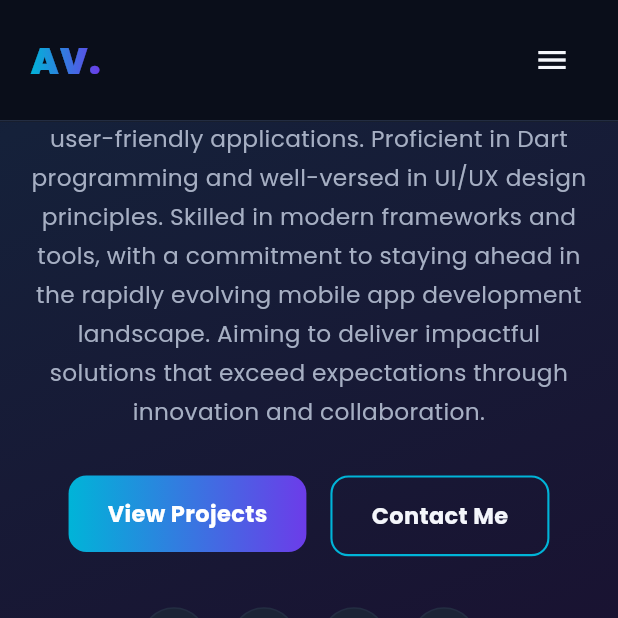
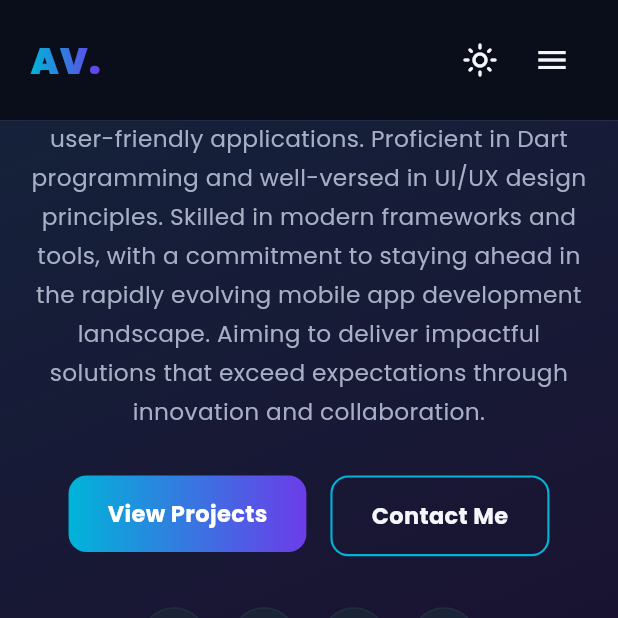
Before and after one commit to Aji46/Ajilesh_V_, a Flutter app: the screen it shows after launch, scrolled down 576 dp, on a phone screen of 412 x 824 dp, the top half of it. Run offline on Flutter 3.47's test engine with Material 3 defaults, Android fonts, the phone set to English and light mode, and no system bars; our stand-ins replace animate_do, font_awesome_flutter, google_fonts, visibility_detector.

Commit message:
fixed all

```diff
--- a/lib/controllers/theme_provider.dart
+++ b/lib/controllers/theme_provider.dart
@@ -1,4 +1,5 @@
 import 'package:flutter/material.dart';
+import '../utils/app_colors.dart';
 
 /// CONTROLLER LAYER
 /// Handles the light/dark theme toggle shown in the navbar.
@@ -8,8 +9,13 @@ class ThemeProvider extends ChangeNotifier {
   bool _isDark = true;
   bool get isDark => _isDark;
 
+  ThemeProvider() {
+    AppColors.setDarkMode(_isDark);
+  }
+
   void toggleTheme() {
     _isDark = !_isDark;
+    AppColors.setDarkMode(_isDark);
     notifyListeners();
   }
 }
--- a/lib/main.dart
+++ b/lib/main.dart
@@ -21,11 +21,17 @@ class AjileshPortfolioApp extends StatelessWidget {
         ChangeNotifierProvider(create: (_) => NavProvider()),
         ChangeNotifierProvider(create: (_) => ThemeProvider()),
       ],
-      child: MaterialApp(
-        title: 'Ajilesh V | Portfolio',
-        debugShowCheckedModeBanner: false,
-        theme: AppTheme.darkTheme,
-        home: const HomeView(),
+      child: Consumer<ThemeProvider>(
+        builder: (context, themeProvider, _) {
+          return MaterialApp(
+            title: 'Ajilesh V | Portfolio',
+            debugShowCheckedModeBanner: false,
+            theme: AppTheme.lightTheme,
+            darkTheme: AppTheme.darkTheme,
+            themeMode: themeProvider.isDark ? ThemeMode.dark : ThemeMode.light,
+            home: const HomeView(),
+          );
+        },
       ),
     );
   }
--- a/lib/utils/app_colors.dart
+++ b/lib/utils/app_colors.dart
@@ -5,24 +5,28 @@ import 'package:flutter/material.dart';
 class AppColors {
   AppColors._();
 
-  static const Color background = Color(0xFF0A0E1A);
-  static const Color surface = Color(0xFF121826);
-  static const Color surfaceLight = Color(0xFF1B2436);
+  static bool _dark = true;
+
+  static Color get background => _dark ? const Color(0xFF0A0E1A) : const Color(0xFFF5F7FB);
+  static Color get surface => _dark ? const Color(0xFF121826) : Colors.white;
+  static Color get surfaceLight => _dark ? const Color(0xFF1B2436) : const Color(0xFFEAF0F8);
 
   static const Color primary = Color(0xFF00B4D8);
   static const Color secondary = Color(0xFF6C3CE9);
   static const Color accent = Color(0xFF00F5A0);
 
-  static const Color textPrimary = Color(0xFFF4F6FB);
-  static const Color textSecondary = Color(0xFFA6AFC3);
-  static const Color textMuted = Color(0xFF6C7688);
+  static Color get textPrimary => _dark ? const Color(0xFFF4F6FB) : const Color(0xFF172033);
+  static Color get textSecondary => _dark ? const Color(0xFFA6AFC3) : const Color.fromARGB(255, 23, 27, 34);
+  static Color get textMuted => _dark ? const Color(0xFF6C7688) : const Color.fromARGB(255, 38, 44, 53);
 
-  static const Color divider = Color(0xFF232D42);
+  static Color get divider => _dark ? const Color(0xFF232D42) : const Color(0xFFD9E0EC);
 
-  static const LinearGradient heroGradient = LinearGradient(
+  static LinearGradient get heroGradient => LinearGradient(
     begin: Alignment.topLeft,
     end: Alignment.bottomRight,
-    colors: [Color(0xFF0A0E1A), Color(0xFF15213A), Color(0xFF1A1030)],
+    colors: _dark
+        ? const [Color(0xFF0A0E1A), Color(0xFF15213A), Color(0xFF1A1030)]
+        : const [Color(0xFFF5F7FB), Color(0xFFE5F5FA), Color(0xFFF0EAFB)],
   );
 
   static const LinearGradient accentGradient = LinearGradient(
@@ -31,9 +35,13 @@ class AppColors {
     colors: [primary, secondary],
   );
 
-  static const LinearGradient cardGradient = LinearGradient(
+  static LinearGradient get cardGradient => LinearGradient(
     begin: Alignment.topLeft,
     end: Alignment.bottomRight,
     colors: [surfaceLight, surface],
   );
+
+  static void setDarkMode(bool value) {
+    _dark = value;
+  }
 }
--- a/lib/utils/app_theme.dart
+++ b/lib/utils/app_theme.dart
@@ -4,6 +4,31 @@ import 'app_colors.dart';
 
 class AppTheme {
   AppTheme._();
+
+  static ThemeData get lightTheme {
+    final base = ThemeData.light(useMaterial3: true);
+    final textTheme = GoogleFonts.poppinsTextTheme(base.textTheme).apply(
+      bodyColor: const Color(0xFF172033),
+      displayColor: const Color(0xFF172033),
+    );
+
+    return base.copyWith(
+      scaffoldBackgroundColor: const Color(0xFFF5F7FB),
+      textTheme: textTheme,
+      colorScheme: base.colorScheme.copyWith(
+        primary: AppColors.primary,
+        secondary: AppColors.secondary,
+        surface: Colors.white,
+      ),
+      splashColor: AppColors.primary.withValues(alpha: 0.12),
+      highlightColor: Colors.transparent,
+      dividerColor: const Color(0xFFD9E0EC),
+      appBarTheme: const AppBarTheme(
+        backgroundColor: Colors.transparent,
+        elevation: 0,
+      ),
+    );
+  }
 
   static ThemeData get darkTheme {
     final base = ThemeData.dark(useMaterial3: true);
@@ -20,7 +45,7 @@ class AppTheme {
         secondary: AppColors.secondary,
         surface: AppColors.surface,
       ),
-      splashColor: AppColors.primary.withOpacity(0.15),
+      splashColor: AppColors.primary.withValues(alpha: 0.15),
       highlightColor: Colors.transparent,
       dividerColor: AppColors.divider,
       appBarTheme: const AppBarTheme(
--- a/lib/views/home_view.dart
+++ b/lib/views/home_view.dart
@@ -3,6 +3,7 @@ import 'package:flutter/material.dart';
 import 'package:provider/provider.dart';
 import 'package:visibility_detector/visibility_detector.dart';
 import '../controllers/nav_provider.dart';
+import '../controllers/theme_provider.dart';
 import 'widgets/navbar_widget.dart';
 import 'widgets/hero_section.dart';
 import 'widgets/about_section.dart';
@@ -24,6 +25,7 @@ class HomeView extends StatelessWidget {
   @override
   Widget build(BuildContext context) {
     final nav = context.read<NavProvider>();
+    context.watch<ThemeProvider>();
 
     Widget trackedSection(String key, Widget child) {
       return VisibilityDetector(
@@ -46,17 +48,17 @@ class HomeView extends StatelessWidget {
               controller: nav.scrollController,
               child: Column(
                 children: [
-                  trackedSection('home', const HeroSection()),
-                  trackedSection('about', const AboutSection()),
-                  trackedSection('skills', const SkillsSection()),
-                  trackedSection('experience', const ExperienceSection()),
-                  trackedSection('projects', const ProjectsSection()),
-                  trackedSection('gallery', const GallerySection()),
-                  trackedSection('education', const EducationSection()),
-                  trackedSection('hire', const HireMePage()),
-                  trackedSection('contact', const ContactSection()),
+                  trackedSection('home', HeroSection()),
+                  trackedSection('about', AboutSection()),
+                  trackedSection('skills', SkillsSection()),
+                  trackedSection('experience', ExperienceSection()),
+                  trackedSection('projects', ProjectsSection()),
+                  trackedSection('gallery', GallerySection()),
+                  trackedSection('education', EducationSection()),
+                  trackedSection('hire', HireMePage()),
+                  trackedSection('contact', ContactSection()),
 
-                  const FooterWidget(),
+                  FooterWidget(),
                 ],
               ),
             ),
--- a/lib/views/widgets/about_section.dart
+++ b/lib/views/widgets/about_section.dart
@@ -72,7 +72,7 @@ class _AboutText extends StatelessWidget {
       delay: const Duration(milliseconds: 100),
       child: Text(
         profile.summary,
-        style: const TextStyle(
+        style: TextStyle(
           color: AppColors.textSecondary,
           fontSize: 16,
           height: 1.9,
@@ -106,7 +106,7 @@ class _FactsGrid extends StatelessWidget {
                     width: 90,
                     child: Text(
                       facts[i].$1,
-                      style: const TextStyle(
+                      style: TextStyle(
                         color: AppColors.textMuted,
                         fontSize: 13,
                         fontWeight: FontWeight.w600,
@@ -116,7 +116,7 @@ class _FactsGrid extends StatelessWidget {
                   Expanded(
                     child: Text(
                       facts[i].$2,
-                      style: const TextStyle(
+                      style: TextStyle(
                         color: AppColors.textPrimary,
                         fontSize: 14,
                         fontWeight: FontWeight.w600,
@@ -126,7 +126,7 @@ class _FactsGrid extends StatelessWidget {
                 ],
               ),
               if (i != facts.length - 1)
-                const Padding(
+                Padding(
                   padding: EdgeInsets.symmetric(vertical: 12),
                   child: Divider(color: AppColors.divider, height: 1),
                 ),
--- a/lib/views/widgets/footer_widget.dart
+++ b/lib/views/widgets/footer_widget.dart
@@ -14,7 +14,7 @@ class FooterWidget extends StatelessWidget {
         horizontal: Responsive.pagePadding(context),
         vertical: 24,
       ),
-      decoration: const BoxDecoration(
+      decoration: BoxDecoration(
         color: AppColors.background,
         border: Border(top: BorderSide(color: AppColors.divider)),
       ),
@@ -46,7 +46,7 @@ class _CopyrightText extends StatelessWidget {
   Widget build(BuildContext context) {
     return Text(
       '© ${DateTime.now().year} Ajilesh V. All rights reserved.',
-      style: const TextStyle(color: AppColors.textMuted, fontSize: 12.5),
+      style: TextStyle(color: AppColors.textMuted, fontSize: 12.5),
     );
   }
 }
@@ -55,7 +55,7 @@ class _BuiltWithText extends StatelessWidget {
   const _BuiltWithText();
   @override
   Widget build(BuildContext context) {
-    return const Text(
+    return Text(
       'Built with Flutter 💙',
       style: TextStyle(color: AppColors.textMuted, fontSize: 12.5),
     );
--- a/lib/views/widgets/gallery_section.dart
+++ b/lib/views/widgets/gallery_section.dart
@@ -68,7 +68,7 @@ class GallerySection extends StatelessWidget {
                               errorBuilder: (_, __, ___) => Container(
                                 color: AppColors.surfaceLight,
                                 alignment: Alignment.center,
-                                child: const Icon(Icons.image,
+                                child: Icon(Icons.image,
                                     color: AppColors.textMuted, size: 30),
                               ),
                             ),
@@ -144,7 +144,7 @@ class _LightboxState extends State<_Lightbox> {
                   borderRadius: BorderRadius.circular(12),
                   child: Image.asset(
                     widget.images[_index],
-                    errorBuilder: (_, __, ___) => const Icon(
+                    errorBuilder: (_, __, ___) => Icon(
                       Icons.image,
                       color: AppColors.textMuted,
                       size: 80,
--- a/lib/views/widgets/hero_section.dart
+++ b/lib/views/widgets/hero_section.dart
@@ -65,9 +65,9 @@ class _HeroSectionState extends State<HeroSection>
           child: Container(
             padding: const EdgeInsets.symmetric(horizontal: 14, vertical: 6),
             decoration: BoxDecoration(
-              color: AppColors.primary.withOpacity(0.12),
+              color: AppColors.primary.withValues(alpha: 0.12),
               borderRadius: BorderRadius.circular(30),
-              border: Border.all(color: AppColors.primary.withOpacity(0.4)),
+              border: Border.all(color: AppColors.primary.withValues(alpha: 0.4)),
             ),
             child: const Row(
               mainAxisSize: MainAxisSize.min,
@@ -89,7 +89,7 @@ class _HeroSectionState extends State<HeroSection>
           child: Text(
             'Hi, I\'m',
             textAlign: mobile ? TextAlign.center : TextAlign.start,
-            style: const TextStyle(
+            style: TextStyle(
               fontSize: 20,
               color: AppColors.textSecondary,
               fontWeight: FontWeight.w500,
@@ -155,7 +155,7 @@ class _HeroSectionState extends State<HeroSection>
             child: Text(
               profile.summary,
               textAlign: mobile ? TextAlign.center : TextAlign.start,
-              style: const TextStyle(
+              style: TextStyle(
                 fontSize: 15.5,
                 height: 1.7,
                 color: AppColors.textSecondary,
@@ -232,7 +232,7 @@ class _HeroSectionState extends State<HeroSection>
         horizontal: Responsive.pagePadding(context),
         vertical: mobile ? 60 : 110,
       ),
-      decoration: const BoxDecoration(gradient: AppColors.heroGradient),
+      decoration: BoxDecoration(gradient: AppColors.heroGradient),
       child: Center(
         child: ConstrainedBox(
           constraints: BoxConstraints(maxWidth: Responsive.maxContentWidth(context)),
@@ -268,7 +268,7 @@ class _AvatarBlock extends StatelessWidget {
         gradient: AppColors.accentGradient,
         boxShadow: [
           BoxShadow(
-            color: AppColors.primary.withOpacity(0.35),
+            color: AppColors.primary.withValues(alpha: 0.35),
             blurRadius: 60,
             spreadRadius: 6,
           ),
@@ -280,7 +280,7 @@ class _AvatarBlock extends StatelessWidget {
           child: Image.asset(
             imagePath,
             fit: BoxFit.cover,
-            errorBuilder: (_, __, ___) => const Icon(
+            errorBuilder: (_, __, ___) => Icon(
               Icons.person,
               size: 96,
               color: AppColors.textMuted,
@@ -355,7 +355,7 @@ class _PrimaryButtonState extends State<_PrimaryButton> {
             boxShadow: _hover
                 ? [
                     BoxShadow(
-                      color: AppColors.primary.withOpacity(0.45),
+                      color: AppColors.primary.withValues(alpha: 0.45),
                       blurRadius: 22,
                       offset: const Offset(0, 8),
                     ),
@@ -364,7 +364,7 @@ class _PrimaryButtonState extends State<_PrimaryButton> {
           ),
           child: Text(
             widget.label,
-            style: const TextStyle(
+            style: TextStyle(
               color: Colors.white,
               fontWeight: FontWeight.w700,
               fontSize: 15,
@@ -406,7 +406,7 @@ class _OutlineButtonState extends State<_OutlineButton> {
           ),
           child: Text(
             widget.label,
-            style: const TextStyle(
+            style: TextStyle(
               color: AppColors.textPrimary,
               fontWeight: FontWeight.w700,
               fontSize: 15,
--- a/lib/views/widgets/hover_scale.dart
+++ b/lib/views/widgets/hover_scale.dart
@@ -43,7 +43,7 @@ class _HoverScaleState extends State<HoverScale> {
               boxShadow: _hovering
                   ? [
                       BoxShadow(
-                        color: widget.glowColor.withOpacity(0.35),
+                        color: widget.glowColor.withValues(alpha: 0.35),
                         blurRadius: 24,
                         spreadRadius: 1,
                       ),
--- a/lib/views/widgets/navbar_widget.dart
+++ b/lib/views/widgets/navbar_widget.dart
@@ -1,6 +1,7 @@
 import 'package:flutter/material.dart';
 import 'package:provider/provider.dart';
 import '../../controllers/nav_provider.dart';
+import '../../controllers/theme_provider.dart';
 import '../../utils/app_colors.dart';
 import '../../utils/responsive.dart';
 
@@ -31,7 +32,7 @@ class _NavbarWidgetState extends State<NavbarWidget> {
 
     return AnimatedContainer(
       duration: const Duration(milliseconds: 300),
-      color: AppColors.background.withOpacity(0.92),
+      color: AppColors.background.withValues(alpha: 0.92),
       child: Column(
         children: [
           Container(
@@ -39,7 +40,7 @@ class _NavbarWidgetState extends State<NavbarWidget> {
               horizontal: Responsive.pagePadding(context),
               vertical: 16,
             ),
-            decoration: const BoxDecoration(
+            decoration: BoxDecoration(
               border: Border(
                 bottom: BorderSide(color: AppColors.divider, width: 1),
               ),
@@ -57,9 +58,13 @@ class _NavbarWidgetState extends State<NavbarWidget> {
                           isActive: nav.activeSection == item[0],
                           onTap: () => nav.scrollToSection(item[0]),
                         ),
+                      const _ThemeToggle(),
                     ],
                   )
                 else
+                  Row(
+                    children: [
+                      const _ThemeToggle(),
                       IconButton(
                         icon: AnimatedSwitcher(
                           duration: const Duration(milliseconds: 200),
@@ -73,6 +78,8 @@ class _NavbarWidgetState extends State<NavbarWidget> {
                       ),
                     ],
                   ),
+              ],
+            ),
           ),
           if (mobile)
             AnimatedSize(
@@ -82,7 +89,7 @@ class _NavbarWidgetState extends State<NavbarWidget> {
                   ? Container(
                       width: double.infinity,
                       padding: const EdgeInsets.symmetric(vertical: 8),
-                      decoration: const BoxDecoration(
+                      decoration: BoxDecoration(
                         border: Border(
                           bottom:
                               BorderSide(color: AppColors.divider, width: 1),
@@ -90,6 +97,7 @@ class _NavbarWidgetState extends State<NavbarWidget> {
                       ),
                       child: Column(
                         children: [
+                          const SizedBox(height: 4),
                           for (final item in _items)
                             _NavLink(
                               label: item[1],
@@ -103,6 +111,23 @@ class _NavbarWidgetState extends State<NavbarWidget> {
                   : const SizedBox.shrink(),
             ),
         ],
+      ),
+    );
+  }
+}
+
+class _ThemeToggle extends StatelessWidget {
+  const _ThemeToggle();
+
+  @override
+  Widget build(BuildContext context) {
+    final theme = context.watch<ThemeProvider>();
+    return IconButton(
+      tooltip: theme.isDark ? 'Switch to light mode' : 'Switch to dark mode',
+      onPressed: theme.toggleTheme,
+      icon: Icon(
+        theme.isDark ? Icons.light_mode_outlined : Icons.dark_mode_outlined,
+        color: AppColors.textPrimary,
       ),
     );
   }
--- a/lib/views/widgets/skills_section.dart
+++ b/lib/views/widgets/skills_section.dart
@@ -80,7 +80,7 @@ class SkillsSection extends StatelessWidget {
                             const SizedBox(height: 14),
                             Text(
                               cat.title,
-                              style: const TextStyle(
+                              style: TextStyle(
                                 color: AppColors.textPrimary,
                                 fontWeight: FontWeight.w700,
                                 fontSize: 15,
@@ -104,7 +104,7 @@ class SkillsSection extends StatelessWidget {
                                       ),
                                       child: Text(
                                         item,
-                                        style: const TextStyle(
+                                        style: TextStyle(
                                           color: AppColors.textSecondary,
                                           fontSize: 11.5,
                                         ),
```
Also changed, not shown: lib/views/widgets/contact_section.dart (+4 -5 lines), lib/views/widgets/education_section.dart (+8 -8 lines), lib/views/widgets/experience_section.dart (+6 -6 lines), lib/views/widgets/hireme.dart (+27 -29 lines), lib/views/widgets/projects_section.dart (+6 -6 lines). Lines whose indentation alone changed are shown as unchanged.
